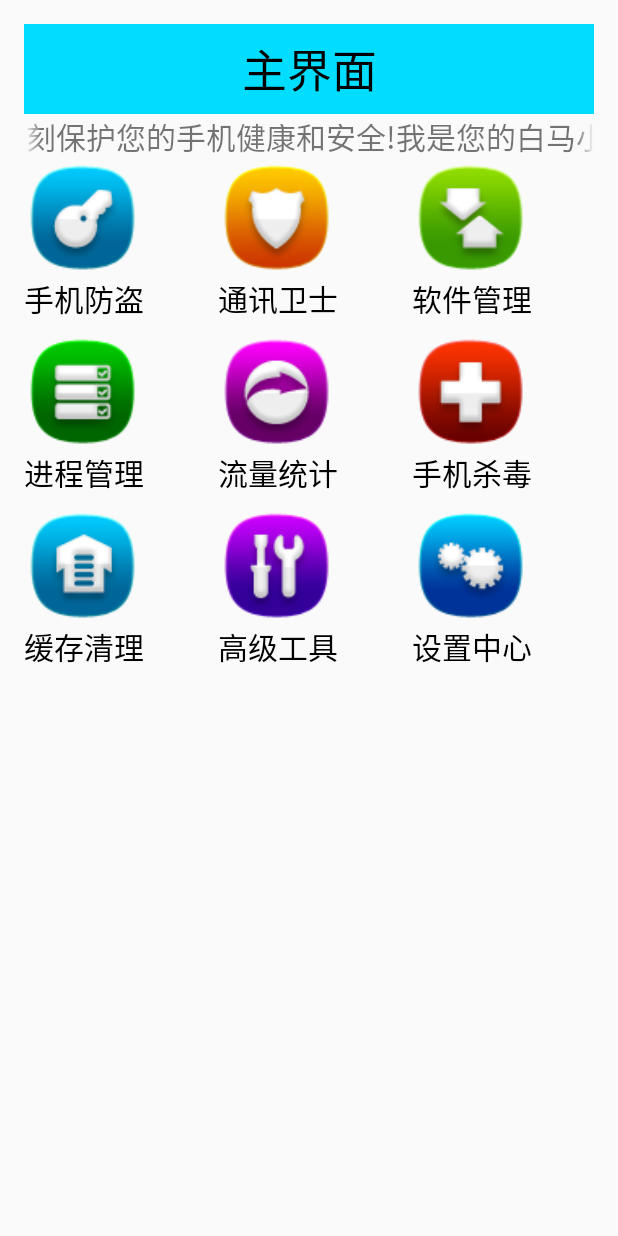
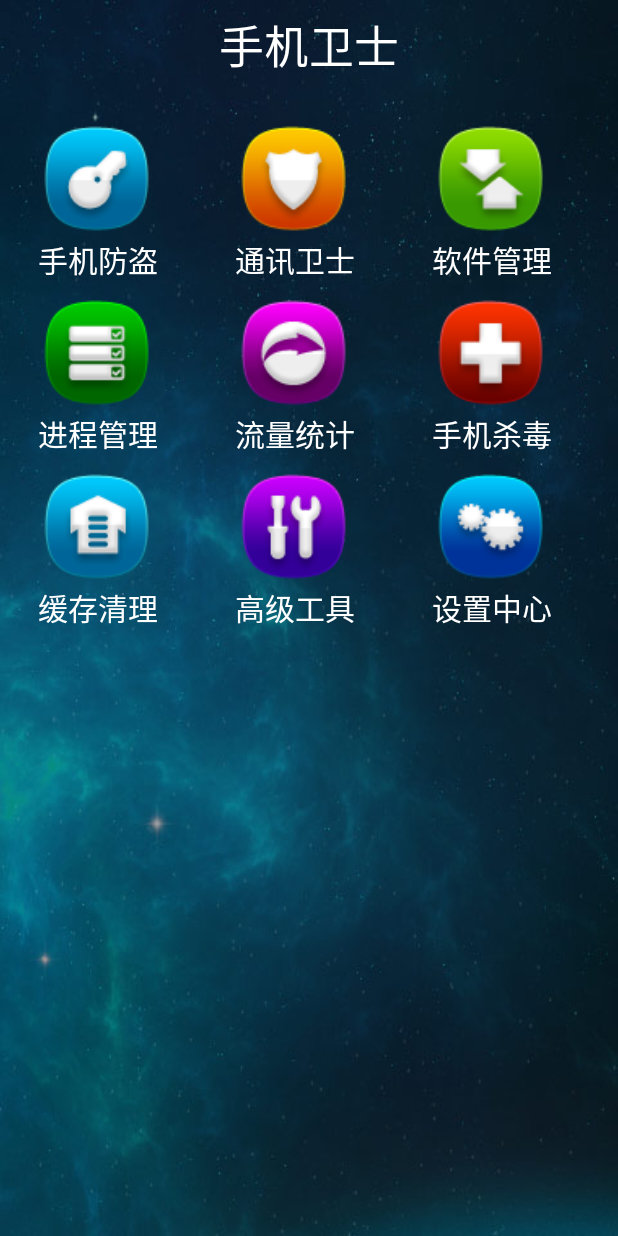
Before and after one commit to JhonBob/MobileSafe, an Android app: the screen it shows after launch (HomeActivity), on a phone screen of 412 x 824 dp. Run offline under Robolectric (Android 15) with nearby library versions, the phone set to English and light mode, and no system bars; libraries missing offline, so code that uses them is left out: com.lidroid.xutils.

Commit message:
主界面 UI 重布局
主界面 UI 重布局

```diff
--- a/app/src/main/AndroidManifest.xml
+++ b/app/src/main/AndroidManifest.xml
@@ -34,7 +34,8 @@
         android:icon="@mipmap/ic_launcher"
         android:label="@string/app_name"
         android:supportsRtl="true"
-        android:theme="@style/AppTheme">
+        android:theme="@style/AppTheme"
+        android:screenOrientation="portrait">
         <activity android:name=".activities.SplashActivity">
             <intent-filter>
                 <action android:name="android.intent.action.MAIN" />
--- a/app/src/main/java/com/bob/mobilesafe/activities/BaseActivity.java
+++ b/app/src/main/java/com/bob/mobilesafe/activities/BaseActivity.java
@@ -7,8 +7,8 @@ import android.os.Bundle;
 import android.view.GestureDetector;
 import android.view.MotionEvent;
 import android.widget.Toast;
+import com.bob.mobilesafe.R;
 
-import com.bob.mobilesafe.R;
 
 //功能：引导基类，抽取公用类
 public  class BaseActivity extends Activity {
--- a/app/src/main/java/com/bob/mobilesafe/activities/HomeActivity.java
+++ b/app/src/main/java/com/bob/mobilesafe/activities/HomeActivity.java
@@ -4,6 +4,8 @@ import android.app.AlertDialog;
 import android.content.Intent;
 import android.content.SharedPreferences;
 
+import android.content.res.ColorStateList;
+import android.graphics.Color;
 import android.support.v7.app.AppCompatActivity;
 import android.os.Bundle;
 import android.text.TextUtils;
@@ -211,6 +213,7 @@ public class HomeActivity extends AppCompatActivity {
 
             ImageView iv=(ImageView)mView.findViewById(R.id.iv_home_icon);
             TextView tv=(TextView)mView.findViewById(R.id.tv_home_name);
+            tv.setTextColor(Color.WHITE);
             tv.setText(names[position]);
             if(position==0){
                 String newname = getSharedPreferences("config", MODE_PRIVATE).getString("newname", "");
--- a/app/src/main/res/layout/activity_home.xml
+++ b/app/src/main/res/layout/activity_home.xml
@@ -1,33 +1,29 @@
 <?xml version="1.0" encoding="utf-8"?>
-    <LinearLayout xmlns:android="http://schemas.android.com/apk/res/android"
+<LinearLayout xmlns:android="http://schemas.android.com/apk/res/android"
     xmlns:tools="http://schemas.android.com/tools"
     android:layout_width="match_parent"
     android:layout_height="match_parent"
-    android:paddingBottom="@dimen/activity_vertical_margin"
-    android:paddingLeft="@dimen/activity_horizontal_margin"
-    android:paddingRight="@dimen/activity_horizontal_margin"
-    android:paddingTop="@dimen/activity_vertical_margin"
     android:orientation="vertical"
-    android:background="@drawable/list_selector"
+    android:background="@mipmap/main_bg"
     tools:context="com.bob.mobilesafe.activities.HomeActivity">
     <TextView
-
         android:layout_width="match_parent"
         android:layout_height="60dp"
-        android:background="@android:color/holo_blue_bright"
-        android:text="主界面"
+        android:text="@string/app_name"
         android:gravity="center"
-        android:textColor="@android:color/background_dark"
-        android:textSize="30dip"/>
+        android:textColor="@android:color/white"
+        android:textSize="30sp"/>
 
-    <com.bob.mobilesafe.ui.FocusedTextView
-        android:ellipsize="marquee"
-        android:focusableInTouchMode="true"
-        android:layout_width="match_parent"
-        android:layout_height="wrap_content"
-        android:singleLine="true"
-        android:textSize="20dip"
-        android:text="我是您的白马小护卫，时刻保护您的手机健康和安全!我是您的白马小护卫，时刻保护您的手机健康和安全!我是您的白马小护卫，时刻保护您的手机健康和安全!"/>
+    <!--<com.bob.mobilesafe.ui.FocusedTextView-->
+        <!--android:ellipsize="marquee"-->
+        <!--android:focusableInTouchMode="true"-->
+        <!--android:layout_width="match_parent"-->
+        <!--android:layout_height="wrap_content"-->
+        <!--android:singleLine="true"-->
+        <!--android:textSize="20sp"-->
+        <!--android:layout_marginTop="10dp"-->
+        <!--android:textColor="@android:color/white"-->
+        <!--android:text="@string/tip"/>-->
 
     <GridView
         android:id="@+id/gv"
@@ -36,6 +32,9 @@
         android:layout_height="wrap_content"
         android:verticalSpacing="8dip"
         android:horizontalSpacing="8dip"
+        android:layout_marginTop="20dp"
+        android:layout_marginBottom="50dp"
+        android:layout_marginLeft="25dp"
         android:numColumns="3">
     </GridView>
 
--- a/app/src/main/res/values/strings.xml
+++ b/app/src/main/res/values/strings.xml
@@ -1,14 +1,15 @@
 <resources>
-    <string name="app_name">白马小卫士</string>
+    <string name="app_name">手机卫士</string>
     <string name="version">版本号：</string>
     <string name="versionname">内测版</string>
     <string name="title_activity_setup3">Setup3Activity</string>
     <string name="sample_device_admin_description">我是设备的超级管理员。开启我之后就可以清除数据，远程锁屏，必须开启，不开启扣500块钱</string>
-    <string name="sample_device_admin">黑马卫士管理器</string>
+    <string name="sample_device_admin">手机卫士管理器</string>
     <string name="appwidget_text">EXAMPLE</string>
     <string name="add_widget">Add widget</string>
 
     <!-- TODO: Remove or change this placeholder text -->
     <string name="hello_blank_fragment">Hello blank fragment</string>
+    <string name="tip">我是您的白马小护卫，时刻保护您的手机健康和安全!我是您的白马小护卫，时刻保护您的手机健康和安全!我是您的白马小护卫，时刻保护您的手机健康和安全!</string>
 
 </resources>
```
Also changed, not shown: app/src/main/java/com/bob/mobilesafe/activities/AntiVirusActivity.java (+8 -6 lines), app/src/main/res/anim/rotate.xml (added, +8 -0 lines), app/src/main/res/drawable-nodpi/main_bg.jpg (added), app/src/main/res/mipmap-hdpi/main_bg.jpg (added).
